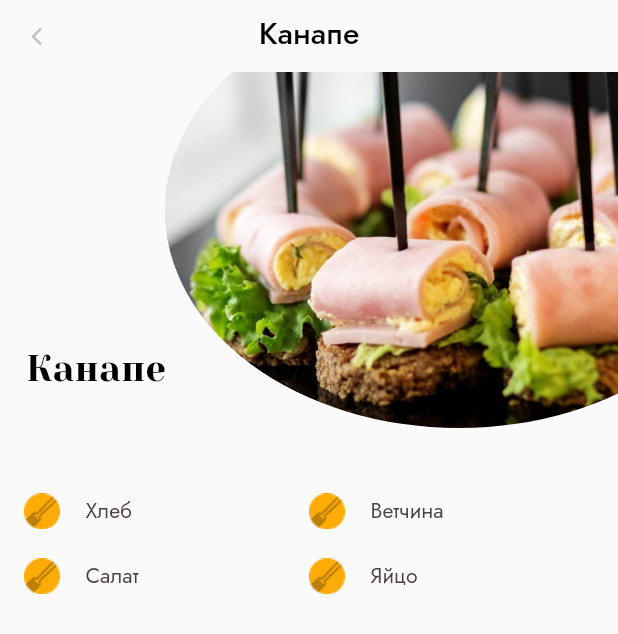
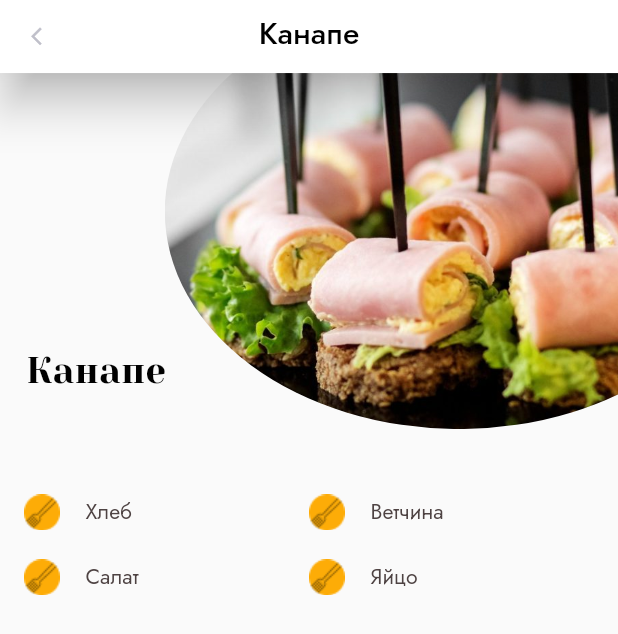
Before and after one commit to DelayStepback/birthday-app, a Flutter app: the screen it shows after launch, after a tap on "Канапе", on a phone screen of 412 x 824 dp. Shown: the top 634 px of the screen. Run offline on Flutter 3.47's test engine with Material 2 defaults, Android fonts, the phone set to English and light mode, and no system bars; our stand-ins replace auto_size_text, bloc, equatable, flutter_bloc, flutter_screenutil, flutter_slidable and 3 more; missing offline and left inert: yandex_mapkit; accounts and stored records are empty; statements that could not run were skipped.

Commit message:
code refactoring

```diff
--- a/lib/features/general/presentation/general/body-general.dart
+++ b/lib/features/general/presentation/general/body-general.dart
@@ -17,7 +17,7 @@ class BodyGeneral extends StatelessWidget {
       mainAxisAlignment: MainAxisAlignment.start,
       children: [
         SliderTop(),
-        TextAfterUpAnimated(),
+        const _TextAfterUpAnimated(),
         SizedBox(
           height: 15.h,
         ),
@@ -33,8 +33,8 @@ class BodyGeneral extends StatelessWidget {
                             MaterialPageRoute(
                                 builder: (context) => const GuestsPage()))
                       },
-                  child: NavButtonGeneral(title: 'Список гостей')),
-              NavButtonGeneral(title: 'Вишлист')
+                  child: const NavButtonGeneral(title: 'Список гостей')),
+              const NavButtonGeneral(title: 'Вишлист')
             ],
           ),
         ),
@@ -51,12 +51,12 @@ class BodyGeneral extends StatelessWidget {
             fontWeight: FontWeight.w400,
           ),
         ),
-        const SizedBox(
-          height: 16,
+        SizedBox(
+          height: 16.h,
         ),
         const MenuGrid(),
-        const SizedBox(
-          height: 30,
+        SizedBox(
+          height: 30.h,
         ),
         Text(
           'Развлечения',
@@ -69,8 +69,8 @@ class BodyGeneral extends StatelessWidget {
           ),
         ),
         const EntertainmentsListView(),
-        const SizedBox(
-          height: 30,
+        SizedBox(
+          height: 30.h,
         ),
         Text(
           'Место',
@@ -82,8 +82,8 @@ class BodyGeneral extends StatelessWidget {
             fontWeight: FontWeight.w400,
           ),
         ),
-        const SizedBox(
-          height: 16,
+        SizedBox(
+          height: 16.h,
         ),
         const MapKitYandexWidget(),
         Text(
@@ -95,8 +95,8 @@ class BodyGeneral extends StatelessWidget {
             fontWeight: FontWeight.w400,
           ),
         ),
-        const SizedBox(
-          height: 10,
+        SizedBox(
+          height: 10.h,
         ),
         GestureDetector(
           onTap: () => _launchUrl('https://prosto-les.clients.site/'),
@@ -112,8 +112,8 @@ class BodyGeneral extends StatelessWidget {
             ),
           ),
         ),
-        const SizedBox(
-          height: 104,
+        SizedBox(
+          height: 104.h,
         ),
       ],
     );
@@ -127,21 +127,23 @@ class BodyGeneral extends StatelessWidget {
   }
 }
 
-class TextAfterUpAnimated extends StatefulWidget {
-  const TextAfterUpAnimated({super.key});
+class _TextAfterUpAnimated extends StatefulWidget {
+  const _TextAfterUpAnimated({super.key});
 
   @override
-  State<TextAfterUpAnimated> createState() => _TextAfterUpAnimatedState();
+  State<_TextAfterUpAnimated> createState() => _TextAfterUpAnimatedState();
 }
 
-class _TextAfterUpAnimatedState extends State<TextAfterUpAnimated> {
+class _TextAfterUpAnimatedState extends State<_TextAfterUpAnimated> {
   bool _selectedBottomAppBarText = false;
 
   void _changeText() {
-    setState(() {
-      _selectedBottomAppBarText =
-          _selectedBottomAppBarText == true ? false : true;
-    });
+    setState(
+      () {
+        _selectedBottomAppBarText =
+            _selectedBottomAppBarText == true ? false : true;
+      },
+    );
   }
 
   @override
@@ -157,19 +159,19 @@ class _TextAfterUpAnimatedState extends State<TextAfterUpAnimated> {
                 fontSize: 18.sp,
                 fontFamily: 'Jost',
                 fontWeight: FontWeight.w400,
-                height: 2,
+                height: 36 / 18.h,
               )
             : TextStyle(
                 color: const Color(0xFF161010),
                 fontSize: 14.sp,
                 fontFamily: 'Jost',
                 fontWeight: FontWeight.w400,
-                height: 1,
+                height: 14 / 14.h,
               ),
-        duration: Duration(seconds: 2),
+        duration: const Duration(seconds: 2),
         child: Padding(
           padding: EdgeInsets.only(left: 16.w, right: 27.w, top: 16.h),
-          child: Text(
+          child: const Text(
             'Приглашаю своих дорогих друзей отметить мой день рождения в замечательном месте с множеством развлечений, вкусных блюд и хорошим настроением!',
           ),
         ),
--- a/lib/features/general/presentation/general/widgets/entertainments/entertainments-list-widget.dart
+++ b/lib/features/general/presentation/general/widgets/entertainments/entertainments-list-widget.dart
@@ -1,6 +1,7 @@
 import 'package:birthday_app/features/general/data/models/general/entertainments.dart';
 import 'package:flutter/material.dart';
 import 'package:flutter_bloc/flutter_bloc.dart';
+import 'package:flutter_screenutil/flutter_screenutil.dart';
 
 import '../../../blocs/entertainments_bloc/entertainments_bloc.dart';
 import '../../../blocs/entertainments_bloc/entertainments_event.dart';
@@ -32,18 +33,21 @@ class EntertainmentsListView extends StatelessWidget {
                 itemBuilder: (context, index) => EntertainmentsTile(
                     title: entertainmentsList[index].title,
                     description: entertainmentsList[index].description,
-                      imagePath: entertainmentsList[index].imagePath)),
+                    imagePath: entertainmentsList[index].imagePath),
+              ),
               InkWell(
                 onTap: () => {
-                  BlocProvider.of<EntertainmentsBloc>(context).add(ChangeViewEntertainmentsEvent(
+                  BlocProvider.of<EntertainmentsBloc>(context).add(
+                    ChangeViewEntertainmentsEvent(
                         entertainments: state.entertainments,
-                      listCount: state.listCount))
+                        listCount: state.listCount),
+                  )
                 },
                 child: Text(
                   state.listCount != 2 ? 'Свернуть ▲' : 'Развернуть ▼',
-                  style: const TextStyle(
-                    color: Color(0xFF171010),
-                    fontSize: 14,
+                  style: TextStyle(
+                    color: const Color(0xFF171010),
+                    fontSize: 14.sp,
                     fontFamily: 'Jost',
                     fontWeight: FontWeight.w400,
                     decoration: TextDecoration.underline,
--- a/lib/features/general/presentation/general/widgets/entertainments/entertainments-tile.dart
+++ b/lib/features/general/presentation/general/widgets/entertainments/entertainments-tile.dart
@@ -15,7 +15,7 @@ class EntertainmentsTile extends StatelessWidget {
   @override
   Widget build(BuildContext context) {
     return GestureDetector(
-      onTap: ()=>{},
+      onTap: () => {},
       child: ListTile(
         leading: SizedBox(
           width: 42.w,
@@ -28,7 +28,7 @@ class EntertainmentsTile extends StatelessWidget {
             ),
           ),
         ),
-        minVerticalPadding: 15,
+        minVerticalPadding: 15.h,
         //titleAlignment: ListTileTitleAlignment.titleHeight,
         title: Text(title),
         titleTextStyle: TextStyle(
@@ -44,10 +44,10 @@ class EntertainmentsTile extends StatelessWidget {
           fontFamily: 'Jost',
           fontWeight: FontWeight.w400,
         ),
-        trailing: const Icon(
+        trailing: Icon(
           Icons.arrow_forward_ios,
-          size: 11,
-          color: Color(0xFF4E4343),
+          size: 11.sp,
+          color: const Color(0xFF4E4343),
         ),
         isThreeLine: false,
       ),
--- a/lib/features/general/presentation/general/widgets/food-details-screen.dart
+++ b/lib/features/general/presentation/general/widgets/food-details-screen.dart
@@ -1,6 +1,8 @@
 import 'package:auto_size_text/auto_size_text.dart';
 import 'package:flutter/material.dart';
 import 'package:flutter_screenutil/flutter_screenutil.dart';
+
+import '../../utils/appBar-regular.dart';
 
 class FoodDetailsScreen extends StatefulWidget {
   final String imagePath;
@@ -8,7 +10,10 @@ class FoodDetailsScreen extends StatefulWidget {
   final List<String> ingredients;
 
   const FoodDetailsScreen(
-      {super.key, required this.imagePath, required this.titleName, required this.ingredients});
+      {super.key,
+      required this.imagePath,
+      required this.titleName,
+      required this.ingredients});
 
   @override
   State<FoodDetailsScreen> createState() => _FoodDetailsScreenState();
@@ -18,35 +23,13 @@ class _FoodDetailsScreenState extends State<FoodDetailsScreen> {
   @override
   Widget build(BuildContext context) {
     return Scaffold(
-      appBar: AppBar(
-        toolbarHeight: 48,
-        leading: InkWell(
-          child: const Icon(
-            Icons.arrow_back_ios,
-            size: 14,
-            color: Color(0xFFC0C0CA),
-          ),
-          onTap: () => Navigator.pop(context),
-        ),
-        title: Text(
-          widget.titleName,
-          style: TextStyle(
-            color: Colors.black,
-            fontSize: 20.sp,
-            fontFamily: 'Jost',
-            fontWeight: FontWeight.w500,
-            height: 1,
-          ),
-        ),
-        centerTitle: true,
-        elevation: 0,
-        backgroundColor: Colors.transparent,
-      ),
+      appBar: PreferredSize(
+          preferredSize: Size.fromHeight(48.h),
+          child: AppBarRegular(titleName: widget.titleName, appBar: AppBar(),)),
       body: SingleChildScrollView(
         child: GestureDetector(
           onTap: () => {Navigator.pop(context)},
-            child:
-                Column(
+          child: Column(
             children: [
               SizedBox(
                 height: 216.w,
@@ -77,15 +60,16 @@ class _FoodDetailsScreenState extends State<FoodDetailsScreen> {
                           fontSize: 24.sp,
                           fontFamily: 'Yeseva One',
                           fontWeight: FontWeight.w400,
-                                height: 24/24,
+                          height: 24 / 24,
                         ),
                       ),
                     ),
-
                   ],
                 ),
               ),
-                    const SizedBox(height: 34,),
+              const SizedBox(
+                height: 34,
+              ),
               Padding(
                 padding: const EdgeInsets.symmetric(horizontal: 16.0),
                 child: GridView.builder(
@@ -104,23 +88,28 @@ class _FoodDetailsScreenState extends State<FoodDetailsScreen> {
                       mainAxisAlignment: MainAxisAlignment.start,
                       children: [
                         Image.asset('assets/images/general/fork.png'),
-                                const SizedBox(width: 17,),
+                        const SizedBox(
+                          width: 17,
+                        ),
                         Flexible(
-                                  child: Text(widget.ingredients[index],
+                          child: Text(
+                            widget.ingredients[index],
                             style: TextStyle(
                               color: const Color(0xFF4E4343),
                               fontSize: 14.sp,
                               fontFamily: 'Jost',
                               fontWeight: FontWeight.w400,
-                                      )),
+                            ),
+                          ),
                         )
                       ],
                     );
-                          }),
+                  },
                 ),
-
+              ),
             ],
-                )),
+          ),
+        ),
       ),
     );
   }
--- a/lib/features/general/presentation/general/widgets/menu/menu-grid.dart
+++ b/lib/features/general/presentation/general/widgets/menu/menu-grid.dart
@@ -12,8 +12,6 @@ class MenuGrid extends StatelessWidget {
   const MenuGrid({super.key});
 
   final String folderLocate = 'assets/images/general/menu/';
-
-  // List<Food> foodList = FoodData().getFoodList();
 
   @override
   Widget build(BuildContext context) {
@@ -47,29 +45,30 @@ class MenuGrid extends StatelessWidget {
                         context,
                         MaterialPageRoute(
                           builder: (context) => FoodDetailsScreen(
-                                      imagePath: folderLocate +
-                                          foodsList[index].filePath,
+                            imagePath: folderLocate + foodsList[index].filePath,
                             titleName: foodsList[index].name,
                             ingredients: foodsList[index].ingredients,
-                                    )))
+                          ),
+                        ),
+                      )
                     },
                     child: _SingleFoodCard(
                         imagePath: folderLocate + foodsList[index].filePath,
                         titleName: foodsList[index].name,
                         isEven: index % 2 == 0),
                   );
-                  }),
+                },
+              ),
               InkWell(
                 onTap: () => {
                   BlocProvider.of<FoodBloc>(context).add(ChangeViewFoodsEvent(
-                      foods: state.foods,
-                      gridCount: state.gridCount))
+                      foods: state.foods, gridCount: state.gridCount))
                 },
                 child: Text(
                   state.gridCount != 2 ? 'Свернуть ▲' : 'Развернуть ▼',
-                  style: const TextStyle(
-                    color: Color(0xFF171010),
-                    fontSize: 14,
+                  style: TextStyle(
+                    color: const Color(0xFF171010),
+                    fontSize: 14.sp,
                     fontFamily: 'Jost',
                     fontWeight: FontWeight.w400,
                     decoration: TextDecoration.underline,
@@ -103,7 +102,9 @@ class _SingleFoodCard extends StatelessWidget {
 
   @override
   Widget build(BuildContext context) {
-    return Column(mainAxisAlignment: MainAxisAlignment.start, children: [
+    return Column(
+      mainAxisAlignment: MainAxisAlignment.start,
+      children: [
         Row(
           mainAxisAlignment: MainAxisAlignment.start,
           children: [
@@ -114,12 +115,12 @@ class _SingleFoodCard extends StatelessWidget {
                 image: DecorationImage(
                     fit: BoxFit.cover, image: AssetImage(imagePath)),
                 borderRadius: isEven
-                  ? const BorderRadius.only(
-                      topRight: Radius.circular(20.0),
-                      bottomLeft: Radius.circular(20.0))
-                  : const BorderRadius.only(
-                      topLeft: Radius.circular(20.0),
-                      bottomRight: Radius.circular(20.0)),
+                    ? BorderRadius.only(
+                        topRight: const Radius.circular(20.0).r,
+                        bottomLeft: const Radius.circular(20.0).r)
+                    : BorderRadius.only(
+                        topLeft: const Radius.circular(20.0).r,
+                        bottomRight: const Radius.circular(20.0).r),
               ),
             ),
           ],
@@ -140,6 +141,7 @@ class _SingleFoodCard extends StatelessWidget {
             ),
           ),
         ),
-    ]);
+      ],
+    );
   }
 }
--- a/lib/features/general/presentation/general/widgets/nav-button-general.dart
+++ b/lib/features/general/presentation/general/widgets/nav-button-general.dart
@@ -3,6 +3,7 @@ import 'package:flutter_screenutil/flutter_screenutil.dart';
 
 class NavButtonGeneral extends StatefulWidget {
   final String title;
+
   const NavButtonGeneral({super.key, required this.title});
 
   @override
@@ -11,6 +12,7 @@ class NavButtonGeneral extends StatefulWidget {
 
 class _NavButtonGeneralState extends State<NavButtonGeneral> {
   late bool _selected;
+
   @override
   void initState() {
     // TODO: implement initState
@@ -18,28 +20,26 @@ class _NavButtonGeneralState extends State<NavButtonGeneral> {
     super.initState();
   }
 
-  void _changeSelected(){
+  void _changeSelected() {
     setState(() {
       _selected = !_selected;
-
     });
   }
 
   @override
   Widget build(BuildContext context) {
     return AnimatedContainer(
-      duration: Duration(seconds: 2),
+      duration: const Duration(seconds: 2),
       width: 156.w,
       height: 50.h,
       padding: EdgeInsets.symmetric(horizontal: 20.w, vertical: 12.h),
       decoration: ShapeDecoration(
-        color: _selected ? Color(0xFFFDAC07): Color(0xFFFDBBBB),
+        color: _selected ? const Color(0xFFFDAC07) : const Color(0xFFFDBBBB),
         shape: RoundedRectangleBorder(
-          borderRadius: BorderRadius.circular(15),
+          borderRadius: BorderRadius.circular(15).r,
         ),
       ),
-      child:
-      Center(
+      child: Center(
         child: Text(
           widget.title,
           style: TextStyle(
--- a/lib/features/general/presentation/general/widgets/slider-top.dart
+++ b/lib/features/general/presentation/general/widgets/slider-top.dart
@@ -18,8 +18,7 @@ class SliderTop extends StatelessWidget {
     return BlocBuilder<SliderBloc, SliderState>(
       builder: (context, state) {
         if (state is SliderLoadingState) {
-          BlocProvider.of<SliderBloc>(context)
-              .add(LoadSliderEvent());
+          BlocProvider.of<SliderBloc>(context).add(LoadSliderEvent());
           return const Center(
             child: CircularProgressIndicator(),
           );
@@ -36,9 +35,8 @@ class SliderTop extends StatelessWidget {
                   pageSnapping: true,
                   controller: _pageController,
                   onPageChanged: (page) {
-                  BlocProvider.of<SliderBloc>(context).add(ChangeActivePageEvent(
-                      state.sliders,
-                      page));
+                    BlocProvider.of<SliderBloc>(context)
+                        .add(ChangeActivePageEvent(state.sliders, page));
                   },
                   itemBuilder: (context, pagePosition) {
                     return Stack(fit: StackFit.expand, children: [
@@ -47,14 +45,14 @@ class SliderTop extends StatelessWidget {
                         fit: BoxFit.cover,
                       ),
                       Padding(
-                      padding: const EdgeInsets.all(15),
+                        padding: const EdgeInsets.all(15).w,
                         child: Container(
-                        width: 128,
-                        height: 63,
-                        padding: const EdgeInsets.all(8),
+                          width: 128.w,
+                          height: 63.h,
+                          padding: const EdgeInsets.all(8).w,
                           decoration: ShapeDecoration(
                             shape: RoundedRectangleBorder(
-                              borderRadius: BorderRadius.circular(4)),
+                                borderRadius: BorderRadius.circular(4).w),
                           ),
                           child: Row(
                             mainAxisSize: MainAxisSize.min,
@@ -68,7 +66,7 @@ class SliderTop extends StatelessWidget {
                                   fontSize: 24.sp,
                                   fontFamily: 'Jost',
                                   fontWeight: FontWeight.w700,
-                                height: 24.h / 24.sp,
+                                  height: 24 / 24.h,
                                 ),
                               ),
                             ],
@@ -103,16 +101,17 @@ class SliderTop extends StatelessWidget {
 List<Widget> indicators(imagesLength, currentIndex) {
   return List<Widget>.generate(imagesLength, (index) {
     return AnimatedContainer(
-      duration: Duration(seconds: 2),
-      margin: const EdgeInsets.all(3),
+      duration: const Duration(seconds: 2),
+      margin: const EdgeInsets.all(3).w,
       width: currentIndex == index ? 30 : 5,
-      height: 5,
+      height: 5.h,
       decoration: BoxDecoration(
         color: Colors.white,
 //          shape: currentIndex == index ? BoxShape.rectangle : BoxShape.circle,
         borderRadius: currentIndex == index
-              ? const BorderRadius.all(Radius.circular(39))
-              : const BorderRadius.all(Radius.circular(51))),
+            ? const BorderRadius.all(Radius.circular(39)).w
+            : const BorderRadius.all(Radius.circular(51)).w,
+      ),
     );
   });
 }
--- a/lib/features/general/presentation/guests_page/guests_view.dart
+++ b/lib/features/general/presentation/guests_page/guests_view.dart
@@ -6,6 +6,7 @@ import 'package:flutter_bloc/flutter_bloc.dart';
 import 'package:flutter_screenutil/flutter_screenutil.dart';
 import '../blocs/guests_bloc/guests_bloc.dart';
 import '../blocs/guests_bloc/guests_state.dart';
+import '../utils/appBar-regular.dart';
 
 class GuestsPage extends StatelessWidget {
   const GuestsPage({super.key});
@@ -13,44 +14,28 @@ class GuestsPage extends StatelessWidget {
   void addGuest(BuildContext context, String action) {
     showModalBottomSheet(
       isScrollControlled: true,
-        shape: const RoundedRectangleBorder(
-            borderRadius: BorderRadius.all(Radius.circular(20))),
+      shape: RoundedRectangleBorder(
+          borderRadius: const BorderRadius.all(Radius.circular(20)).w),
       context: context,
-        builder: (context) =>
-            SingleChildScrollView(
-                padding: const EdgeInsets.all(16),
+      builder: (context) => SingleChildScrollView(
+        padding: const EdgeInsets.all(16).w,
         child: AddGuestModalMenu(
           action: action,
           oldGuest: null,
-                )));
+        ),
+      ),
+    );
   }
 
   @override
   Widget build(BuildContext context) {
     return Scaffold(
-        appBar: AppBar(
-          toolbarHeight: 48,
-          leading: InkWell(
-            child: const Icon(
-              Icons.arrow_back_ios,
-              size: 14,
-              color: Color(0xFFC0C0CA),
+      appBar: PreferredSize(
+        preferredSize: Size.fromHeight(48.h),
+        child: AppBarRegular(
+          titleName: 'Список гостей',
+          appBar: AppBar(),
         ),
-            onTap: () => Navigator.pop(context),
-          ),
-          title: Text(
-            'Список гостей',
-            style: TextStyle(
-              color: Colors.black,
-              fontSize: 20.sp,
-              fontFamily: 'Jost',
-              fontWeight: FontWeight.w500,
-              height: 1,
-            ),
-          ),
-          centerTitle: true,
-          elevation: 0,
-          backgroundColor: Colors.transparent,
       ),
       body: BlocBuilder<GuestsBloc, GuestsState>(
         builder: (context, state) {
@@ -60,10 +45,10 @@ class GuestsPage extends StatelessWidget {
               child: CircularProgressIndicator(),
             );
           }
-            if (state is GuestsLoadedState){
+          if (state is GuestsLoadedState) {
             return GuestsList(guestList: state.allGuests);
           }
-            return Text('loading failed');
+          return const Text('loading failed');
         },
       ),
       floatingActionButton: Container(
@@ -74,12 +59,13 @@ class GuestsPage extends StatelessWidget {
             onPressed: () => addGuest(context, 'create'),
             backgroundColor: const Color(0xFF47802B),
             shape: const CircleBorder(),
-              child: const Icon(
+            child: Icon(
               Icons.add,
-                size: 56,
+              size: 56.sp,
             ),
           ),
         ),
-        ));
+      ),
+    );
   }
 }
--- /dev/null
+++ b/lib/features/general/presentation/utils/appBar-regular.dart
@@ -0,0 +1,41 @@
+import 'package:flutter/material.dart';
+import 'package:flutter_screenutil/flutter_screenutil.dart';
+class AppBarRegular extends StatelessWidget implements PreferredSizeWidget{
+  const AppBarRegular({
+    super.key,
+    required this.titleName,
+    required this.appBar,
+  });
+  final String titleName;
+  final AppBar appBar;
+  @override
+  Size get preferredSize => Size.fromHeight(appBar.preferredSize.height);
+
+  @override
+  Widget build(BuildContext context) {
+    return AppBar(
+      toolbarHeight: 48.h,
+      leading: InkWell(
+        child: Icon(
+          Icons.arrow_back_ios,
+          size: 14.sp,
+          color: Color(0xFFC0C0CA),
+        ),
+        onTap: () => Navigator.pop(context),
+      ),
+      title: Text(
+        titleName,
+        style: TextStyle(
+          color: Colors.black,
+          fontSize: 20.sp,
+          fontFamily: 'Jost',
+          fontWeight: FontWeight.w500,
+          height: 1,
+        ),
+      ),
+      centerTitle: true,
+      elevation: 12,
+      backgroundColor: Colors.white,
+    );
+  }
+}
```
Lines whose indentation alone changed are shown as unchanged.
